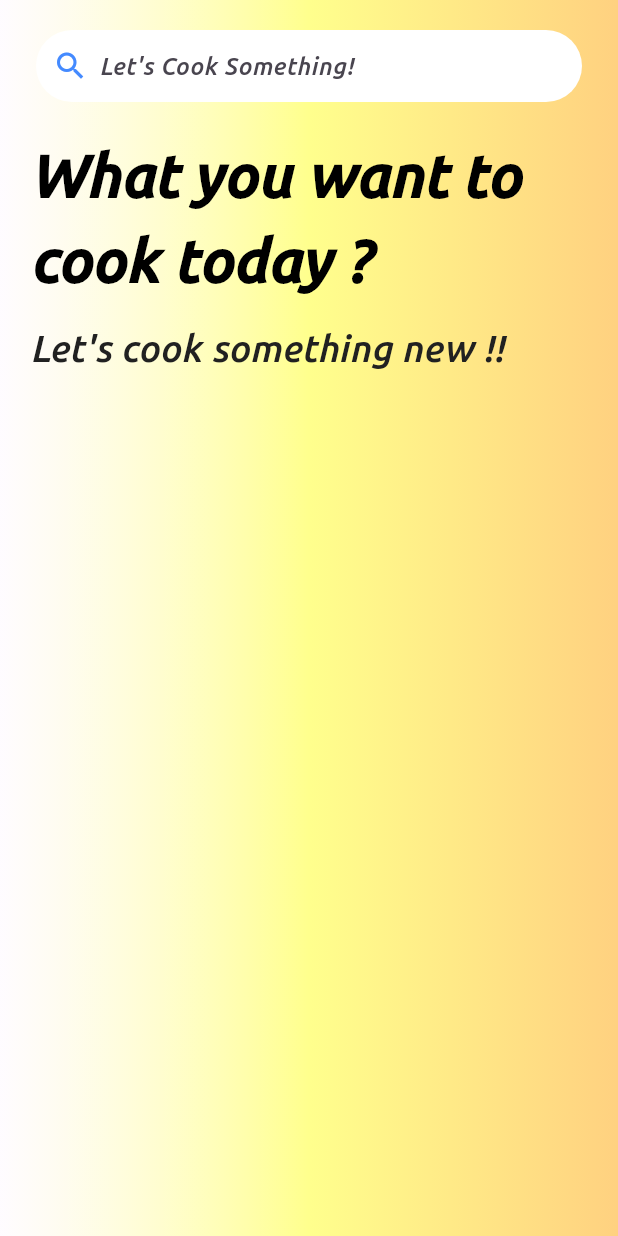
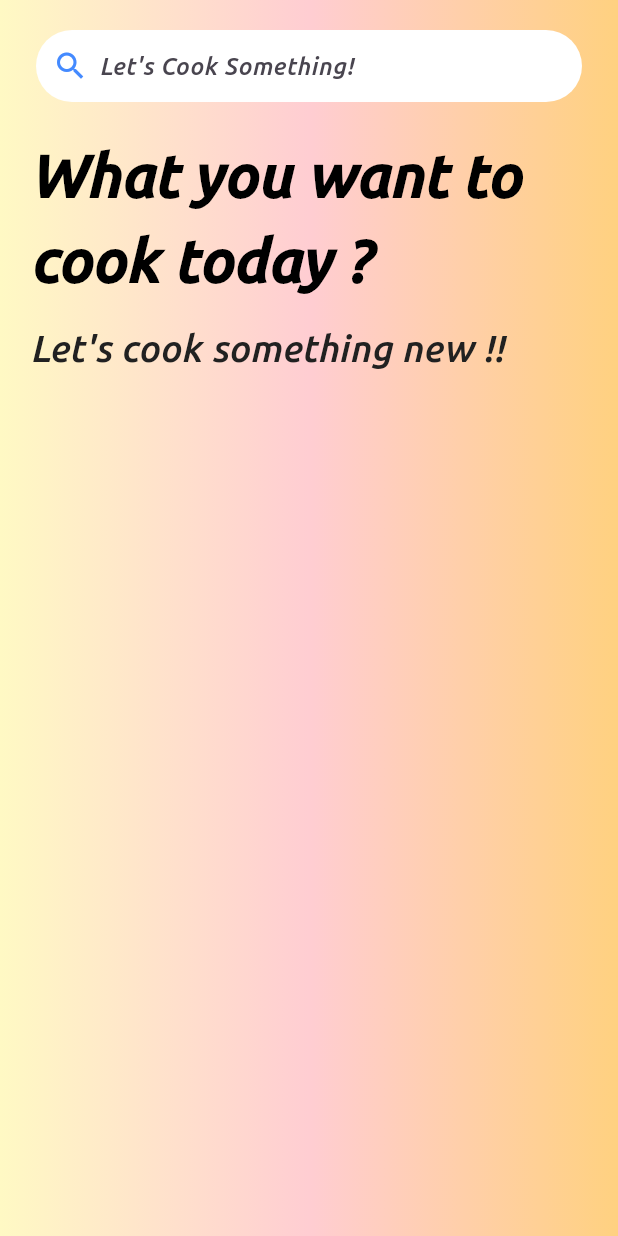
Before and after one commit to Uanuragdhyay/RecipieBook, a Flutter app: the screen it shows after launch, on a phone screen of 412 x 824 dp. Run offline on Flutter 3.47's test engine with Material 3 defaults, Android fonts, the phone set to English and light mode, and no system bars.

Commit message:
initiated home page

```diff
--- a/lib/home.dart
+++ b/lib/home.dart
@@ -20,8 +20,8 @@ class _HomeState extends State<Home> {
             decoration: BoxDecoration(
               gradient:LinearGradient(
                   colors:[
-                    Colors.white60,
-                    Colors.yellowAccent.shade100,
+                    Colors.yellow.shade100,
+                    Colors.red.shade100,
                     Colors.orangeAccent.shade100
                   ]
               )
```
